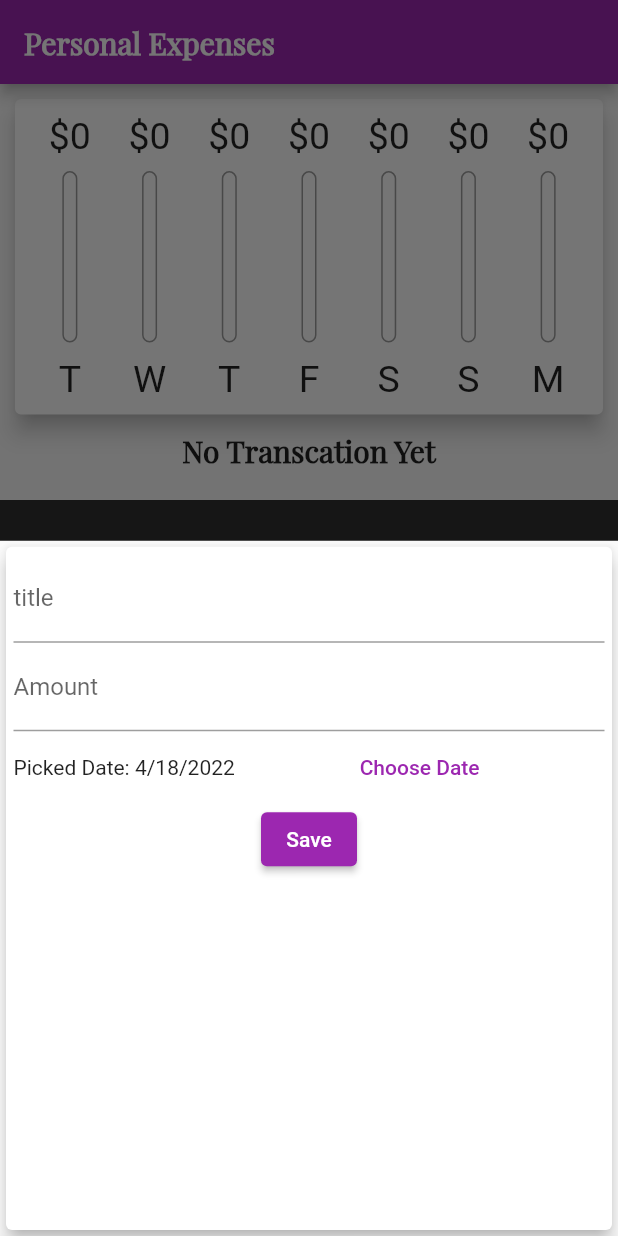
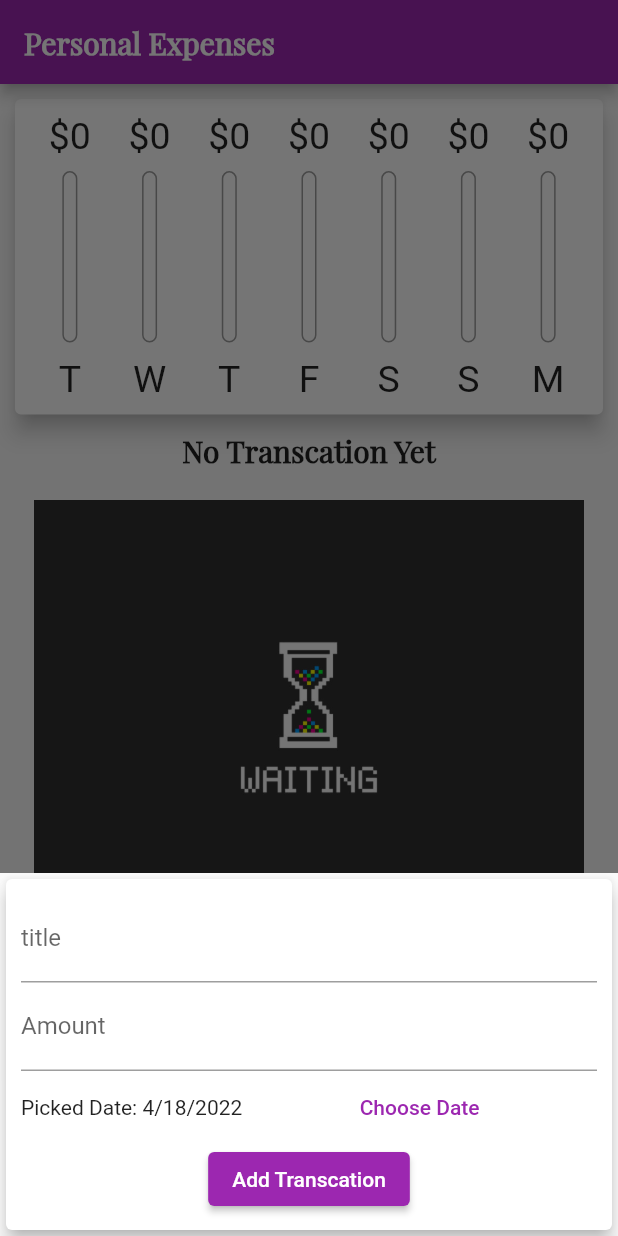
Before and after one commit to alphakzt99/expense, a Flutter app: the screen it shows after launch, after a tap on the "add" icon, on a phone screen of 412 x 824 dp. Run offline on Flutter 3.47's test engine with Material 2 defaults, Android fonts, the phone set to English and light mode, and no system bars; project files that could hold a hidden picture were left out.

```diff
--- a/lib/main.dart
+++ b/lib/main.dart
@@ -17,6 +17,7 @@ class Home extends StatelessWidget {
         theme: ThemeData(
           primarySwatch: Colors.purple,
           fontFamily: 'SourceSansPro',
+          errorColor: Theme.of(context).errorColor,
           buttonTheme:
               ThemeData.dark().buttonTheme.copyWith(buttonColor: Colors.purple),
           //textTheme define globally and use ThemeData
@@ -93,26 +94,42 @@ class _ExpenseState extends State<Expense> {
                   })
             ],
           ),
-
-        if (!isLandscape) Container(
-          height: (MediaQuery.of(context).size.height - AppBar().preferredSize.height - MediaQuery.of(context).padding.top) * 0.3,
-          child: Chart(usertranscations,)),
         if (!isLandscape)
           Container(
-            height: (MediaQuery.of(context).size.height - AppBar().preferredSize.height - MediaQuery.of(context).padding.top) * 0.7,
+              height: (MediaQuery.of(context).size.height -
+                      AppBar().preferredSize.height -
+                      MediaQuery.of(context).padding.top) *
+                  0.3,
+              child: Chart(
+                usertranscations,
+              )),
+        if (!isLandscape)
+          Container(
+            height: (MediaQuery.of(context).size.height -
+                    AppBar().preferredSize.height -
+                    MediaQuery.of(context).padding.top) *
+                0.6,
             child: NewTranscations(
                 usertranscations, _deleteTranscations, _addTranscation),
           ),
         if (isLandscape)
           _changed
               ? Container(
-                height: (MediaQuery.of(context).size.height - AppBar().preferredSize.height - MediaQuery.of(context).padding.top) * 0.7,
-                child: Chart(usertranscations,))
+                  height: (MediaQuery.of(context).size.height -
+                          AppBar().preferredSize.height -
+                          MediaQuery.of(context).padding.top) *
+                      0.7,
+                  child: Chart(
+                    usertranscations,
+                  ))
               : Container(
-                height: (MediaQuery.of(context).size.height - AppBar().preferredSize.height - MediaQuery.of(context).padding.top) * 0.7,
-                child: NewTranscations(
-                    usertranscations, _deleteTranscations, _addTranscation),
-              ),
+                  height: (MediaQuery.of(context).size.height -
+                          AppBar().preferredSize.height -
+                          MediaQuery.of(context).padding.top) *
+                      0.7,
+                  child: NewTranscations(
+                      usertranscations, _deleteTranscations, _addTranscation),
+                ),
       ])),
     );
   }
--- a/lib/widget/new_transcations.dart
+++ b/lib/widget/new_transcations.dart
@@ -26,8 +26,7 @@ class _NewTranscationsState extends State<NewTranscations> {
   Widget build(BuildContext context) {
     return widget.userTranscations.isEmpty
         ? LayoutBuilder(
-          builder: (context, constraints) =>
-          Column(
+            builder: (context, constraints) => Column(
               children: [
                 Text(
                   'No Transcation Yet',
@@ -70,7 +69,17 @@ class _NewTranscationsState extends State<NewTranscations> {
                       ),
                       subtitle: Text(DateFormat.yMMMd()
                           .format(widget.userTranscations[index].date)),
-                      trailing: IconButton(
+                      trailing: MediaQuery.of(context).size.width > 400
+                          ? TextButton(
+                              onPressed: () {
+                                widget.deleteTranscations(index);
+                              },
+                              child: Row(children: [
+                                Icon(Icons.delete,color: Theme.of(context).errorColor,),
+                                Text("Delete",style: TextStyle(color: Theme.of(context).errorColor),)
+                              ]),
+                            )
+                          : IconButton(
                               icon: Icon(Icons.edit),
                               onPressed: () {
                                 _editTranscations(
@@ -79,7 +88,7 @@ class _NewTranscationsState extends State<NewTranscations> {
                                     widget.userTranscations[index].amount,
                                     widget.userTranscations[index].date);
                               },
-                        color: Colors.purple,
+                              color: Theme.of(context).errorColor,
                             ),
                     )),
               );
--- a/lib/widget/user_transcations.dart
+++ b/lib/widget/user_transcations.dart
@@ -47,11 +47,17 @@ class _UserTranscationsState extends State<UserTranscations> {
 
   @override
   Widget build(BuildContext context) {
-    return Card(
+    return SingleChildScrollView(
+      child: Card(
         elevation: 5,
         child: Container(
-        padding: EdgeInsets.all(5),
+          padding: EdgeInsets.only(
+              top: 10,
+              left: 10,
+              right: 10,
+              bottom: MediaQuery.of(context).viewInsets.bottom + 10),
           child: Column(
+            mainAxisAlignment: MainAxisAlignment.end,
             children: [
               TextField(
                 decoration: InputDecoration(labelText: "title"),
@@ -81,8 +87,9 @@ class _UserTranscationsState extends State<UserTranscations> {
                   )
                 ],
               ),
-            ElevatedButton(onPressed: submitData, child: Text("Save"))
+              ElevatedButton(onPressed: submitData, child: Text("Add Transcation"))
             ],
+          ),
         ),
       ),
     );
```
Lines whose indentation alone changed are shown as unchanged.
